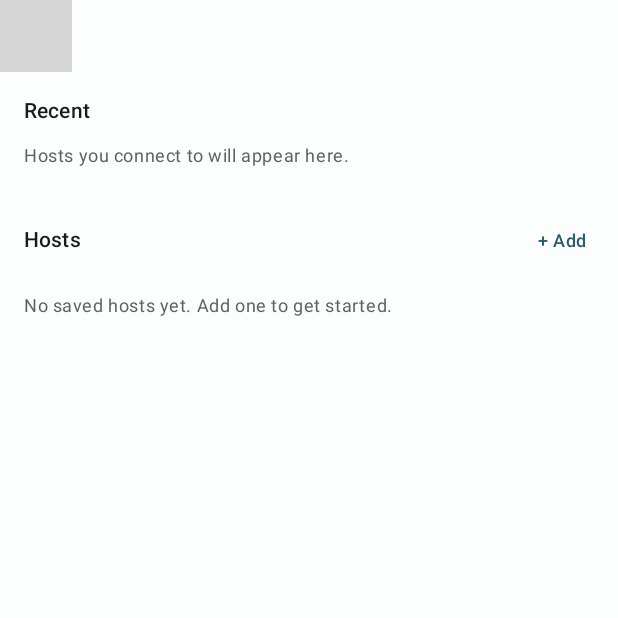
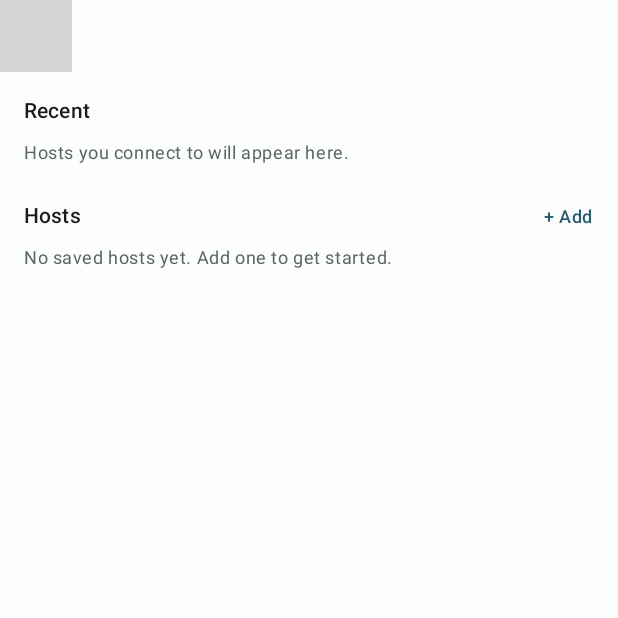
Before and after one commit to ngtv2409/neodroid, an Android app built with Jetpack Compose: the composable HomeContent called with empty values, on a phone screen of 412 x 824 dp, the top half of it. Run offline under Robolectric (Android 15) with nearby library versions, the phone set to English and light mode, and no system bars; Roboto replaces fonts that are not available here; 7 statements that could not run were skipped; grey boxes are pictures that could not be loaded.

Commit message:
fix: fix header padding

```diff
--- a/app/src/main/java/com/ngtv/neodroid/main/screens/MainScreen.kt
+++ b/app/src/main/java/com/ngtv/neodroid/main/screens/MainScreen.kt
@@ -1,13 +1,14 @@
 @file:OptIn(ExperimentalMaterial3Api::class)
 
 package com.ngtv.neodroid.main.screens
-
 import android.text.format.DateUtils
 import androidx.compose.foundation.background
+import androidx.compose.foundation.clickable
 import androidx.compose.foundation.layout.Box
 import androidx.compose.foundation.layout.BoxWithConstraints
 import androidx.compose.foundation.layout.Column
 import androidx.compose.foundation.layout.Row
+import androidx.compose.foundation.layout.Spacer
 import androidx.compose.foundation.layout.fillMaxHeight
 import androidx.compose.foundation.layout.fillMaxSize
 import androidx.compose.foundation.layout.fillMaxWidth
@@ -23,7 +24,6 @@ import androidx.compose.material3.LocalContentColor
 import androidx.compose.material3.MaterialTheme
 import androidx.compose.material3.Scaffold
 import androidx.compose.material3.Text
-import androidx.compose.material3.TextButton
 import androidx.compose.material3.TopAppBar
 import androidx.compose.material3.TopAppBarDefaults
 import androidx.compose.material3.VerticalDivider
@@ -34,6 +34,7 @@ import androidx.compose.runtime.saveable.rememberSaveable
 import androidx.compose.runtime.setValue
 import androidx.compose.ui.Alignment
 import androidx.compose.ui.Modifier
+import androidx.compose.ui.semantics.Role
 import androidx.compose.ui.text.font.FontWeight
 import androidx.compose.ui.unit.dp
 import androidx.lifecycle.compose.collectAsStateWithLifecycle
@@ -333,36 +334,39 @@ private fun HomeSectionHeader(
     onAction: () -> Unit = {},
 ) {
     Row(
-        modifier = Modifier
-            .fillMaxWidth()
-            .padding(start = Spacing.lg, end = Spacing.sm, top = Spacing.lg, bottom = Spacing.xs),
+        modifier = Modifier.fillMaxWidth()
+            .padding(
+                start = Spacing.lg,
+                end = Spacing.sm,
+                top = Spacing.lg,
+                bottom = Spacing.xxs,
+            ),
         verticalAlignment = Alignment.CenterVertically,
     ) {
         Text(
             text = title,
-            modifier = Modifier.weight(1f),
-            style = MaterialTheme.typography.titleSmall.copy(fontWeight = FontWeight.SemiBold),
-            color = MaterialTheme.colorScheme.onSurface,
+            style = MaterialTheme.typography.titleSmall,
         )
+
         if (count > 0) {
-            Box(
-                modifier = Modifier
-                    .padding(horizontal = Spacing.sm, vertical = Spacing.xxs),
-            ) {
+            Spacer(Modifier.width(Spacing.sm))
             Text(
                 text = count.toString(),
                 style = MaterialTheme.typography.labelMedium,
-                    color = MaterialTheme.colorScheme.onSurfaceVariant,
             )
         }
-        }
+
+        Spacer(Modifier.weight(1f))
+
         if (actionLabel != null) {
-            TextButton(onClick = onAction) {
             Text(
                 text = actionLabel,
+                modifier = Modifier
+                    .clickable(role = Role.Button, onClick = onAction)
+                    .padding(horizontal = Spacing.sm),
                 style = MaterialTheme.typography.labelMedium,
+                color = MaterialTheme.colorScheme.primary,
             )
-            }
         }
     }
 }
```
Lines whose indentation alone changed are shown as unchanged.
